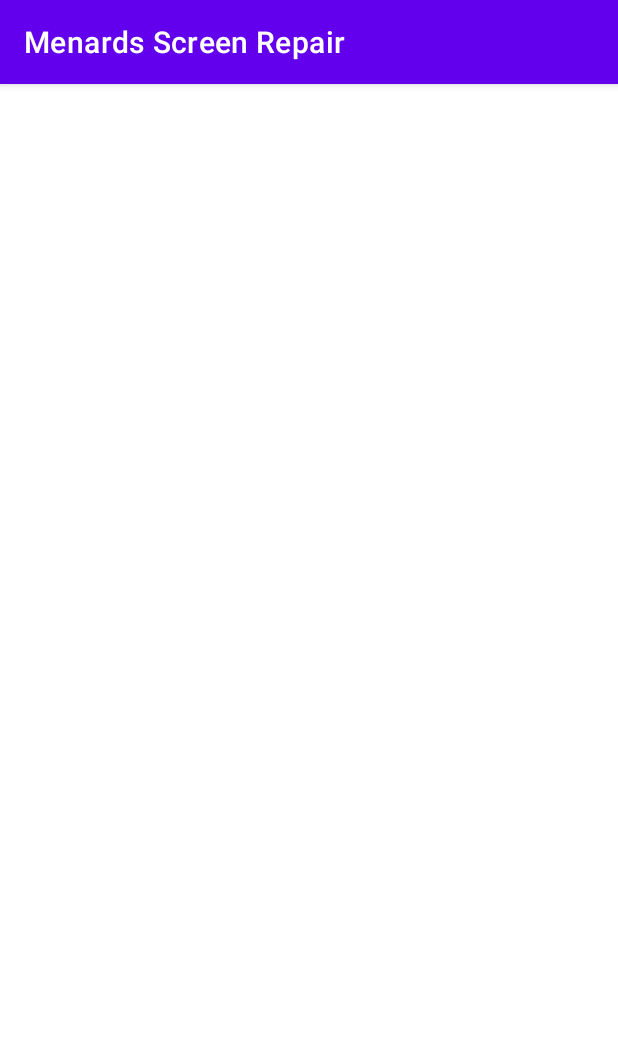
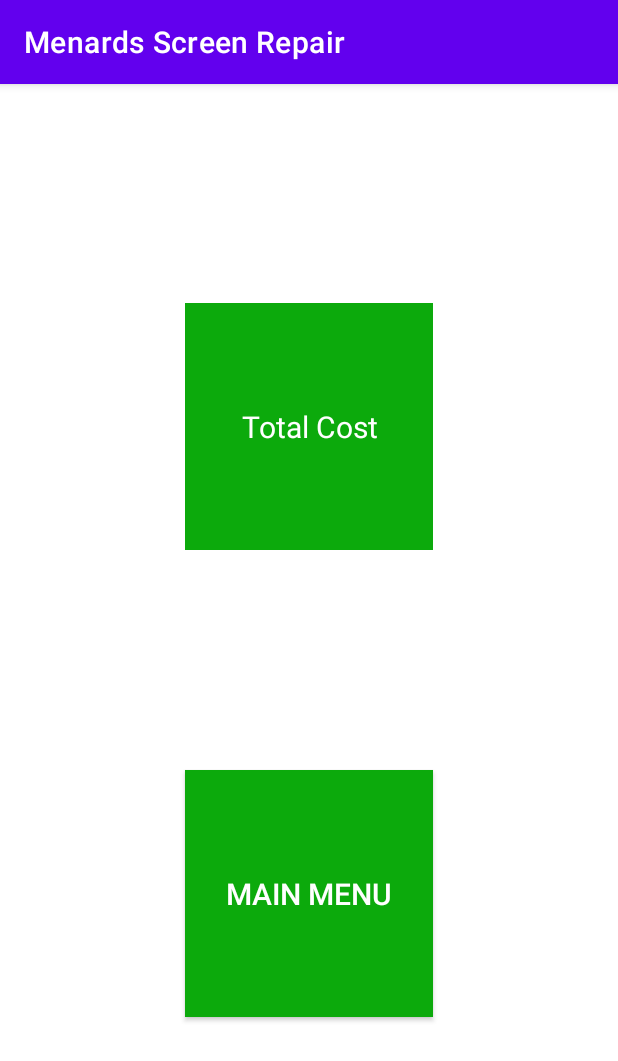
Before and after one commit to StringJoe/menards_screen_repair, an Android app: the screenMaterials screen opened directly, with no data from a screen before it, after a tap on "TOTAL COST", on a phone screen of 412 x 824 dp. Shown: the top 1061 px of the screen. Run offline under Robolectric (Android 15) with nearby library versions, the phone set to English and light mode, and no system bars.

Commit message:
completed total cost screen design

```diff
--- a/app/src/main/java/com/joe/menardsscreenrepair/screenMaterials.java
+++ b/app/src/main/java/com/joe/menardsscreenrepair/screenMaterials.java
@@ -162,7 +162,7 @@ public class screenMaterials extends AppCompatActivity implements PopupMenu.OnMe
         Intent intent = getIntent();
         getLargestValue = intent.getDoubleExtra("largestValue", 0);
         perimeter = intent.getIntExtra("perimeter", 0);
-        laborCost = intent.getDoubleExtra("laborCost", 0);
+        laborCost = intent.getIntExtra("laborCost", 0);
         //splineQty.setText(""+perimeter);
     }
 
--- a/app/src/main/res/layout/activity_screen_cost.xml
+++ b/app/src/main/res/layout/activity_screen_cost.xml
@@ -4,6 +4,53 @@
     xmlns:tools="http://schemas.android.com/tools"
     android:layout_width="match_parent"
     android:layout_height="match_parent"
+    android:background="@color/white"
     tools:context=".screenCost">
 
+    <androidx.constraintlayout.widget.Guideline
+        android:id="@+id/guide1"
+        android:layout_width="wrap_content"
+        android:layout_height="wrap_content"
+        android:orientation="vertical"
+        app:layout_constraintGuide_percent="0.3" />
+
+    <androidx.constraintlayout.widget.Guideline
+        android:id="@+id/guide2"
+        android:layout_width="wrap_content"
+        android:layout_height="wrap_content"
+        android:orientation="vertical"
+        app:layout_constraintGuide_percent="0.7" />
+
+    <TextView
+        android:id="@+id/totalCost"
+        android:layout_width="0dp"
+        android:layout_height="0dp"
+        android:background="@color/menards_green"
+        android:gravity="center_horizontal|center_vertical"
+        android:text="Total Cost"
+        android:textColor="@color/white"
+        android:textSize="20sp"
+        app:layout_constraintBottom_toTopOf="@+id/menuBtn3"
+        app:layout_constraintDimensionRatio="1:1"
+        app:layout_constraintEnd_toEndOf="@id/guide2"
+        app:layout_constraintHorizontal_bias="0.5"
+        app:layout_constraintStart_toEndOf="@id/guide1"
+        app:layout_constraintTop_toTopOf="parent" />
+
+    <androidx.appcompat.widget.AppCompatButton
+        android:id="@+id/menuBtn3"
+        android:layout_width="0dp"
+        android:layout_height="0dp"
+        android:background="@color/menards_green"
+        android:gravity="center_horizontal|center_vertical"
+        android:text="Main Menu"
+        android:textColor="@color/white"
+        android:textSize="20sp"
+        app:layout_constraintBottom_toBottomOf="parent"
+        app:layout_constraintDimensionRatio="1:1"
+        app:layout_constraintEnd_toEndOf="@id/guide2"
+        app:layout_constraintHorizontal_bias="0.5"
+        app:layout_constraintStart_toEndOf="@id/guide1"
+        app:layout_constraintTop_toBottomOf="@+id/totalCost" />
+
 </androidx.constraintlayout.widget.ConstraintLayout>
```
